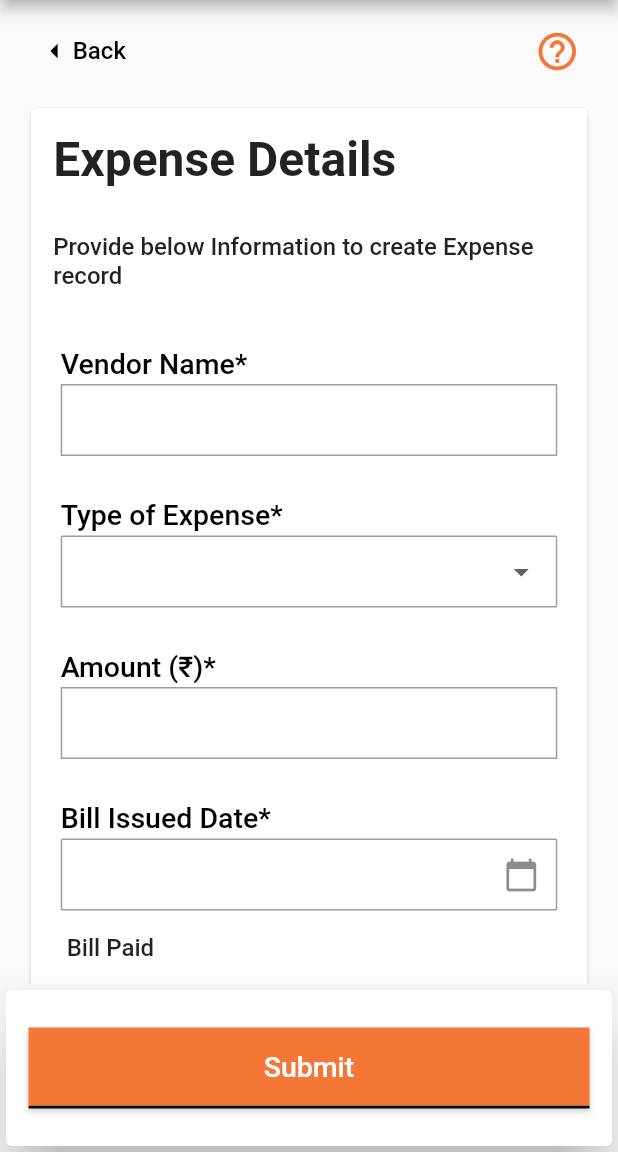
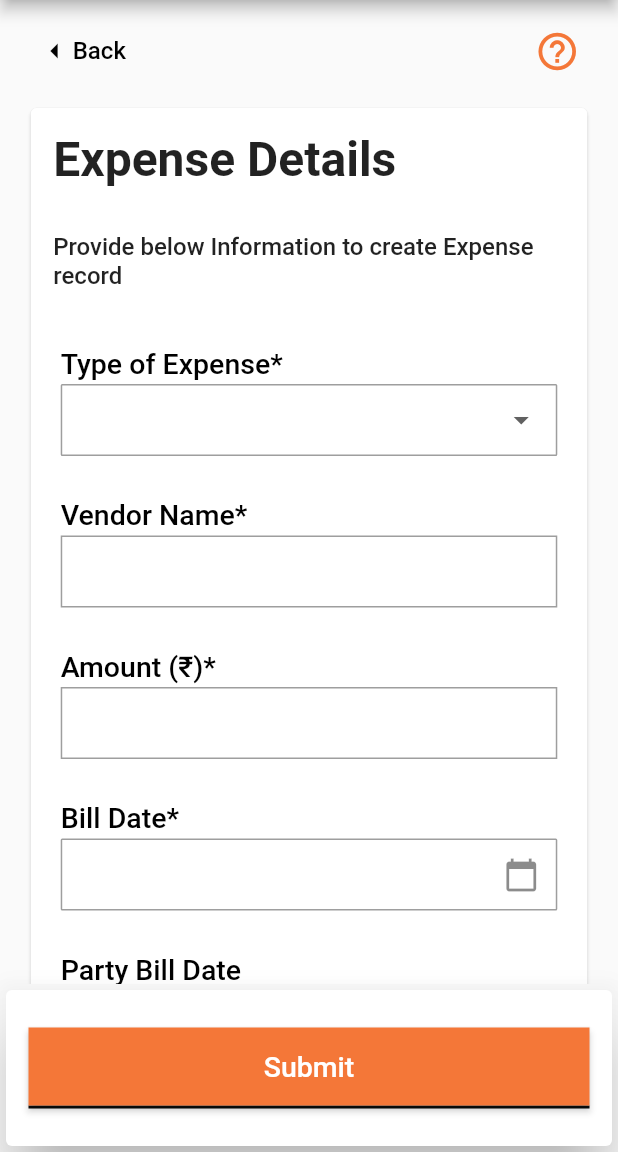
Before and after one commit to egovernments/punjab-mgramseva, a Flutter app: the ExpenseDetails screen opened by its route, on a phone screen of 412 x 824 dp, the part 84-1236 px from its top. Run offline on Flutter 3.47's test engine with Material 2 defaults, Android fonts, the phone set to English and light mode, and no system bars; drawn by our look-alikes of datetime_picker_formfield; our stand-ins replace file_picker, flutter_secure_storage, flutter_spinkit, flutter_svg, fluttertoast; missing offline and left inert: horizontal_data_table, universal_html; accounts and stored records are empty; network calls fail.

Commit message:
changes related to the expenses validation

```diff
--- a/frontend/mgramseva/lib/model/expensesDetails/expenses_details.dart
+++ b/frontend/mgramseva/lib/model/expensesDetails/expenses_details.dart
@@ -30,8 +30,8 @@ class ExpensesDetailsModel {
   @JsonKey(name: "paidDate")
   int? paidDate;
 
-  @JsonKey(name: "dueDate")
-  int? dueDate;
+  @JsonKey(name: "billIssuedDate")
+  int? billIssuedDate;
 
   @JsonKey(name: "isBillPaid", defaultValue: false)
   bool? isBillPaid;
@@ -58,7 +58,7 @@ class ExpensesDetailsModel {
   var paidDateCtrl = TextEditingController();
 
   @JsonKey(ignore: true)
-  var dueDateCtrl = TextEditingController();
+  var billIssuedDateCtrl = TextEditingController();
 
   ExpensesDetailsModel();
 
--- a/frontend/mgramseva/lib/screeens/ExpenseDetails.dart
+++ b/frontend/mgramseva/lib/screeens/ExpenseDetails.dart
@@ -1,8 +1,10 @@
 import 'package:flutter/material.dart';
+import 'package:flutter/services.dart';
 import 'package:mgramseva/model/expensesDetails/expenses_details.dart';
 import 'package:mgramseva/providers/expenses_details_provider.dart';
 import 'package:mgramseva/screeens/Home.dart';
 import 'package:mgramseva/utils/constants.dart';
+import 'package:mgramseva/utils/date_formats.dart';
 import 'package:mgramseva/utils/loaders.dart';
 import 'package:mgramseva/utils/notifyers.dart';
 import 'package:mgramseva/widgets/BaseAppBar.dart';
@@ -29,7 +31,6 @@ class ExpenseDetails extends StatefulWidget {
 }
 
 class _ExpenseDetailsState extends State<ExpenseDetails> {
-  String _gender = 'YES';
   String _amountType = "FULL";
 
 
@@ -110,11 +111,6 @@ class _ExpenseDetailsState extends State<ExpenseDetails> {
                   child: Column(mainAxisAlignment: MainAxisAlignment.start, children: [
                     LabelText("Expense Details"),
                     SubLabelText("Provide below Information to create Expense record"),
-                    BuildTextField(
-                      'Vendor Name',
-                      expenseDetails.vendorNameCtrl,
-                      isRequired: true,
-                    ),
                     SelectFieldBuilder(
                         context,
                         'Type of Expense',
@@ -125,15 +121,26 @@ class _ExpenseDetailsState extends State<ExpenseDetails> {
                         Constants.EXPENSESTYPE,
                         true),
                     BuildTextField(
+                      'Vendor Name',
+                      expenseDetails.vendorNameCtrl,
+                      isRequired: true,
+                    ),
+                    BuildTextField(
                       'Amount (₹)',
                       expenseDetails.amountCtrl,
                       isRequired: true,
+                      textInputType: TextInputType.number,
+                      inputFormatter: [FilteringTextInputFormatter.allow(RegExp("[0-9.]"))],
                     ),
-                    BasicDateField('Bill Issued Date', true, expenseDetails.billDateCtrl),
-                    RadioButtonFieldBuilder(context, 'Bill Paid', _gender, '', '', true,
-                        Constants.AMOUNTTYPE, saveInput),
-                    RadioButtonFieldBuilder(context, 'Amount Paid', _amountType, '', '',
-                        true, Constants.AMOUNTTYPE, saveInput),
+                    BasicDateField('Bill Date', true, expenseDetails.billDateCtrl,
+                        firstDate: expenseDetails.billIssuedDateCtrl.text.trim().isEmpty ? null : DateFormats.getFormattedDateToDateTime(expenseDetails.billIssuedDateCtrl.text.trim(), ),
+                        lastDate: DateTime.now(), onChangeOfDate: expensesDetailsProvider.onChangeOfDate),
+                    BasicDateField('Party Bill Date', false, expenseDetails.billIssuedDateCtrl, lastDate: expenseDetails.billDateCtrl.text.trim().isEmpty ? DateTime.now() : DateFormats.getFormattedDateToDateTime(expenseDetails.billDateCtrl.text.trim()),
+                        onChangeOfDate: expensesDetailsProvider.onChangeOfDate),
+                    RadioButtonFieldBuilder(context, 'Bill Paid', expenseDetails.isBillPaid, '', '', true,
+                        Constants.EXPENSESTYPE, expensesDetailsProvider.onChangeOfBillPaid),
+                   if(expenseDetails.isBillPaid ?? false) BasicDateField('Payment Date', false, expenseDetails.paidDateCtrl,
+                       firstDate: DateFormats.getFormattedDateToDateTime(expenseDetails.billIssuedDateCtrl.text.trim()),  lastDate: DateTime.now(), onChangeOfDate: expensesDetailsProvider.onChangeOfDate),
                     FilePickerDemo(),
                     SizedBox(
                       height: 20,
--- a/frontend/mgramseva/lib/utils/constants.dart
+++ b/frontend/mgramseva/lib/utils/constants.dart
@@ -14,8 +14,8 @@ class Constants {
   ];
 
   static List<KeyValue> EXPENSESTYPE = [
-    KeyValue('YES', 'Yes'),
-    KeyValue('NO', 'No'),
+    KeyValue('YES', true),
+    KeyValue('NO', false),
   ];
   static List<KeyValue> AMOUNTTYPE = [
     KeyValue('FULL', 'Full'),
--- a/frontend/mgramseva/lib/utils/models.dart
+++ b/frontend/mgramseva/lib/utils/models.dart
@@ -7,7 +7,7 @@ enum ExceptionType {UNAUTHORIZED, BADREQUEST, INVALIDINPUT, FETCHDATA}
 
 class KeyValue {
   String label;
-  String key;
+  dynamic key;
   KeyValue(this.label, this.key);
 }
 
--- a/frontend/mgramseva/lib/widgets/DatePickerFieldBuilder.dart
+++ b/frontend/mgramseva/lib/widgets/DatePickerFieldBuilder.dart
@@ -9,10 +9,11 @@ class BasicDateField extends StatelessWidget {
   final isRequired;
   final DateTime? firstDate;
   final DateTime? lastDate;
+  final DateTime? initialDate;
   final Function(DateTime?)? onChangeOfDate;
   final TextEditingController controller;
 
-  BasicDateField(this.label,  this.isRequired, this.controller, {this.firstDate, this.lastDate, this.onChangeOfDate});
+  BasicDateField(this.label,  this.isRequired, this.controller, {this.firstDate, this.lastDate, this.onChangeOfDate, this.initialDate});
 
   @override
   Widget build(BuildContext context) {
@@ -27,11 +28,18 @@ class BasicDateField extends StatelessWidget {
         border: OutlineInputBorder(borderRadius: BorderRadius.circular(1.0)),
       ),
       controller: controller,
+      validator: (val){
+        if(isRequired != null && isRequired && val == null){
+          return ApplicationLocalizations.of(context)
+              .translate(label + '_REQUIRED');
+        }
+        return null;
+      },
       onShowPicker: (context, currentValue) {
         return showDatePicker(
           context: context,
           firstDate: firstDate ?? DateTime(1900),
-          initialDate: currentValue ?? DateTime.now(),
+          initialDate: initialDate ?? lastDate ?? currentValue ?? DateTime.now(),
           lastDate: lastDate ?? DateTime(2100),
         );
       },onChanged: onChangeOfDate
--- a/frontend/mgramseva/lib/widgets/RadioButtonFieldBuilder.dart
+++ b/frontend/mgramseva/lib/widgets/RadioButtonFieldBuilder.dart
@@ -5,7 +5,7 @@ import 'package:mgramseva/utils/models.dart';
 class RadioButtonFieldBuilder extends StatelessWidget {
   final BuildContext context;
   final String labelText;
-  final String? controller;
+  final dynamic? controller;
   final bool isRequired;
 
   final String input;
--- a/frontend/mgramseva/lib/widgets/SelectFieldBuilder.dart
+++ b/frontend/mgramseva/lib/widgets/SelectFieldBuilder.dart
@@ -37,9 +37,16 @@ class SelectFieldBuilder extends StatelessWidget {
             new EdgeInsets.symmetric(vertical: 10.0, horizontal: 10.0),
         border: OutlineInputBorder(borderRadius: BorderRadius.circular(1.0)),
       ),
+      validator:  (val){
+        if(isRequired != null && isRequired && val == null){
+          return ApplicationLocalizations.of(context)
+              .translate(labelText + '_REQUIRED');
+        }
+        return null;
+      },
       items: options.map((value) {
         print(value);
-        return DropdownMenuItem<String>(
+        return DropdownMenuItem(
           value: value.key,
           child: new Text(value.label),
         );
```
Also changed, not shown: frontend/mgramseva/lib/providers/expenses_details_provider.dart (+11 -3 lines), frontend/mgramseva/lib/utils/date_formats.dart (+19 -3 lines), frontend/mgramseva/lib/model/expensesDetails/expenses_details.g.dart.
